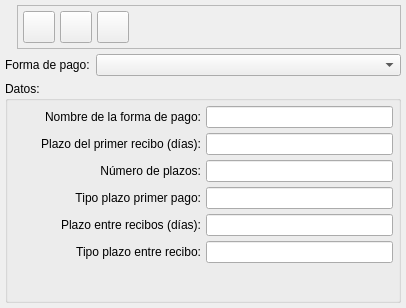
Above: bulmages/bulmacont/src/contabilidad/fpagobase.ui from eboladev/Bulmages-1 before the change. Below: the same form after it.
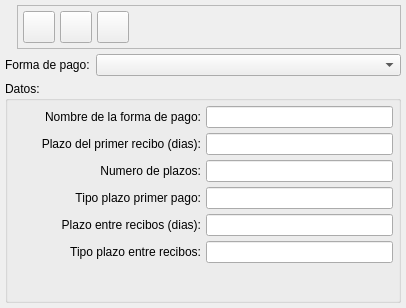
That is the form after the change. Icons and pictures are not drawn.

Commit message: Mejoras en la ventana de formas de pago.

```diff
--- a/bulmages/bulmacont/src/contabilidad/fpagobase.ui
+++ b/bulmages/bulmacont/src/contabilidad/fpagobase.ui
@@ -243,7 +243,7 @@
          </sizepolicy>
         </property>
         <property name="text" >
-         <string>Plazo del primer recibo (días):</string>
+         <string>Plazo del primer recibo (dias):</string>
         </property>
         <property name="alignment" >
          <set>Qt::AlignRight|Qt::AlignTrailing|Qt::AlignVCenter</set>
@@ -261,7 +261,7 @@
          </sizepolicy>
         </property>
         <property name="text" >
-         <string>Número de plazos:</string>
+         <string>Numero de plazos:</string>
         </property>
         <property name="alignment" >
          <set>Qt::AlignRight|Qt::AlignTrailing|Qt::AlignVCenter</set>
@@ -300,7 +300,7 @@
          </sizepolicy>
         </property>
         <property name="text" >
-         <string>Plazo entre recibos (días):</string>
+         <string>Plazo entre recibos (dias):</string>
         </property>
         <property name="alignment" >
          <set>Qt::AlignRight|Qt::AlignTrailing|Qt::AlignVCenter</set>
@@ -318,7 +318,7 @@
          </sizepolicy>
         </property>
         <property name="text" >
-         <string>Tipo plazo entre recibo:</string>
+         <string>Tipo plazo entre recibos:</string>
         </property>
         <property name="alignment" >
          <set>Qt::AlignRight|Qt::AlignTrailing|Qt::AlignVCenter</set>
```
Left out of the diff: 20 changed lines with no effect on the pictures. The commit also changes 3 other files.
